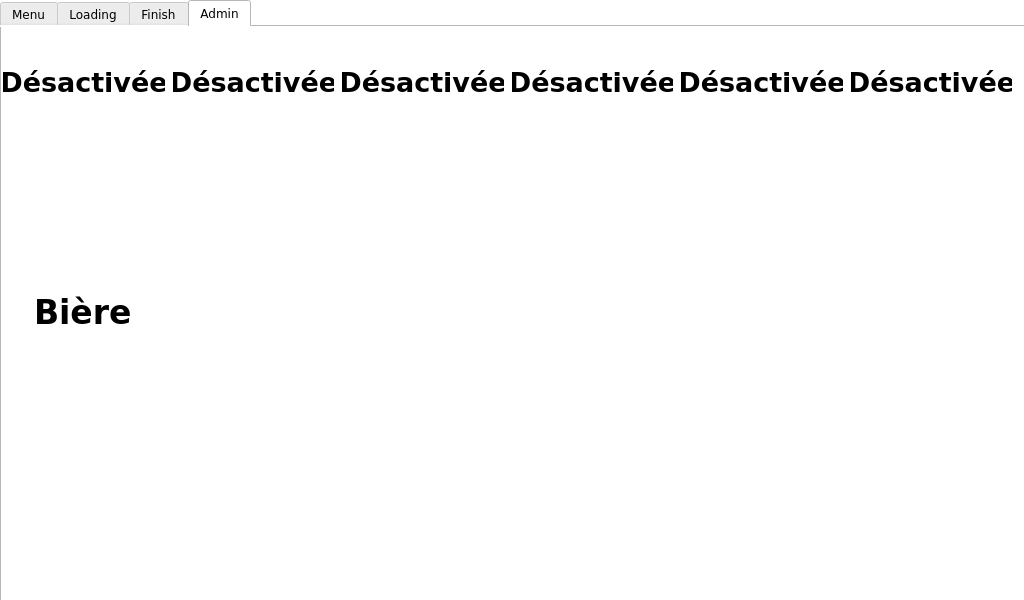
Before: the Qt Designer form gui/ui/main.ui in robotique-ecam/barbot-v2, drawn with Qt 5.
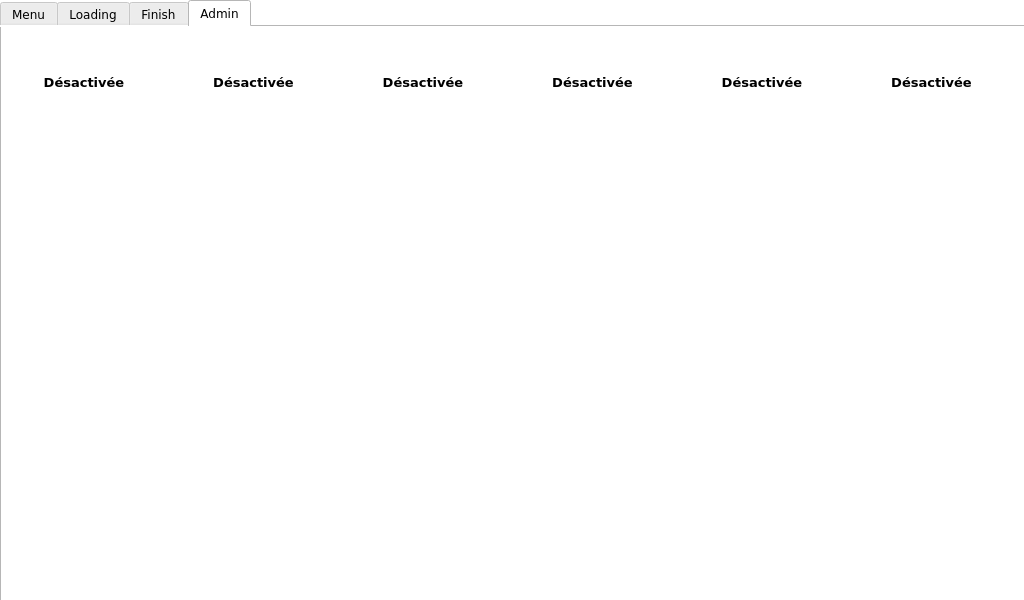
After: the same form once the commit is applied. Icons and pictures are not drawn.

```diff
--- a/gui/ui/main.ui
+++ b/gui/ui/main.ui
@@ -697,7 +697,7 @@
         <x>0</x>
         <y>260</y>
         <width>1011</width>
-        <height>51</height>
+        <height>55</height>
        </rect>
       </property>
       <layout class="QHBoxLayout" name="drinkName">
@@ -718,7 +718,7 @@
           </font>
          </property>
          <property name="text">
-          <string>Bière</string>
+          <string/>
          </property>
          <property name="frame">
           <bool>false</bool>
@@ -907,7 +907,7 @@
          <property name="font">
           <font>
            <family>Verdana</family>
-           <pointsize>20</pointsize>
+           <pointsize>10</pointsize>
            <weight>75</weight>
            <bold>true</bold>
           </font>
@@ -931,7 +931,7 @@
          <property name="font">
           <font>
            <family>Verdana</family>
-           <pointsize>20</pointsize>
+           <pointsize>10</pointsize>
            <weight>75</weight>
            <bold>true</bold>
           </font>
@@ -955,7 +955,7 @@
          <property name="font">
           <font>
            <family>Verdana</family>
-           <pointsize>20</pointsize>
+           <pointsize>10</pointsize>
            <weight>75</weight>
            <bold>true</bold>
           </font>
@@ -979,7 +979,7 @@
          <property name="font">
           <font>
            <family>Verdana</family>
-           <pointsize>20</pointsize>
+           <pointsize>10</pointsize>
            <weight>75</weight>
            <bold>true</bold>
           </font>
@@ -1003,7 +1003,7 @@
          <property name="font">
           <font>
            <family>Verdana</family>
-           <pointsize>20</pointsize>
+           <pointsize>10</pointsize>
            <weight>75</weight>
            <bold>true</bold>
           </font>
@@ -1027,7 +1027,7 @@
          <property name="font">
           <font>
            <family>Verdana</family>
-           <pointsize>20</pointsize>
+           <pointsize>10</pointsize>
            <weight>75</weight>
            <bold>true</bold>
           </font>
```
Left out of the diff: 452 changed lines with no effect on the pictures.
